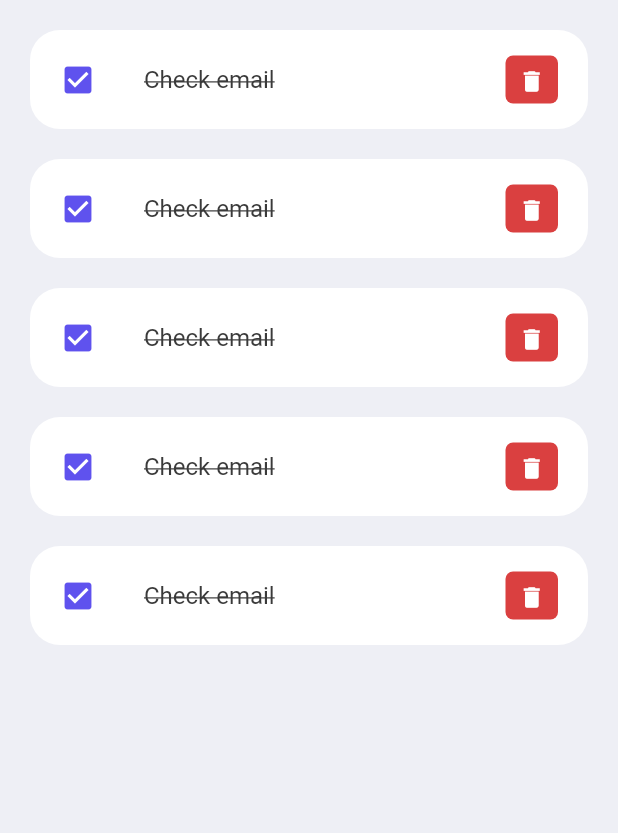
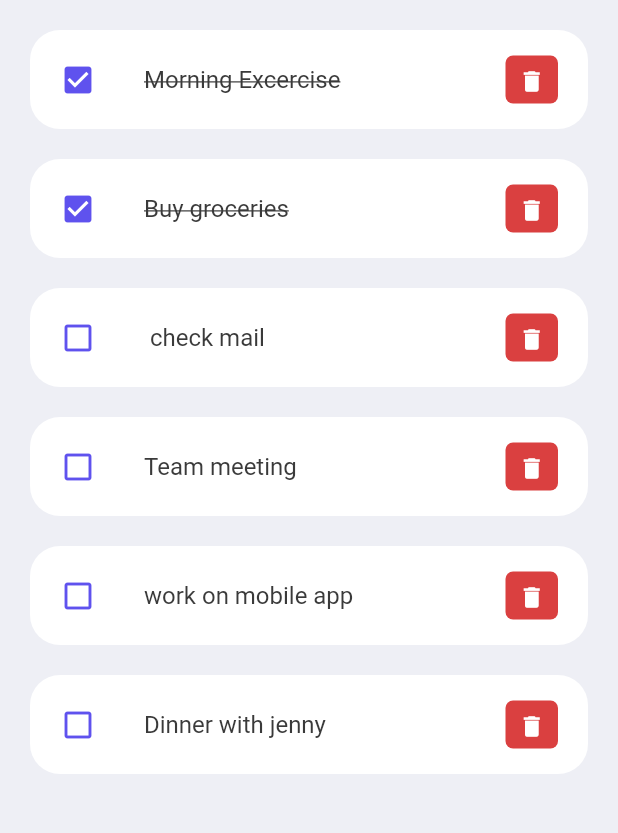
Before and after one commit to bibek-in-github/flutter-to-do-list, a Flutter app: the screen it shows after launch, on a phone screen of 412 x 824 dp, the part 306-1139 px from its top. Run offline on Flutter 3.47's test engine with Material 2 defaults, Android fonts, the phone set to English and light mode, and no system bars.

Commit message:
feat: dynamicall add todoitem

```diff
--- a/lib/main.dart
+++ b/lib/main.dart
@@ -13,7 +13,7 @@ class MyApp extends StatelessWidget {
   @override
   Widget build(BuildContext context) {
     const SystemUiOverlayStyle(statusBarColor: Colors.transparent);
-    return const MaterialApp(
+    return  MaterialApp(
       debugShowCheckedModeBanner: false,
       title: 'ToDo App',
       home: Home(),
--- a/lib/src/model/todo.dart
+++ b/lib/src/model/todo.dart
@@ -11,6 +11,12 @@ ToDo({
 
 static List<ToDo> todoList () {
   return [
+    ToDo(id: '01', todoText: 'Morning Excercise', isDone: true ),
+    ToDo(id: '02', todoText: 'Buy groceries ', isDone: true ),
+    ToDo(id: '01', todoText: ' check mail',  ),
+    ToDo(id: '01', todoText: 'Team meeting',  ),
+    ToDo(id: '01', todoText: 'work on mobile app',  ),
+    ToDo(id: '01', todoText: 'Dinner with jenny', ),
 
   ];
 }
--- a/lib/src/screens/home.dart
+++ b/lib/src/screens/home.dart
@@ -2,8 +2,12 @@ import 'package:flutter/material.dart';
 import 'package:to_do_list/src/constants/colors.dart';
 import 'package:to_do_list/src/widgets/todo_item.dart';
 
+import '../model/todo.dart';
+
 class Home extends StatelessWidget {
-  const Home({super.key});
+   Home({super.key});
+
+  final todoList = ToDo.todoList();
 
   @override
   Widget build(BuildContext context) {
@@ -29,11 +33,10 @@ class Home extends StatelessWidget {
                       ),
                     ),
                   ),
-                  ToDoItem(),
-                  ToDoItem(),
-                  ToDoItem(),
-                  ToDoItem(),
-                  ToDoItem(),
+
+                  for( ToDo todo in todoList)
+                  ToDoItem(todo: todo,),
+
                 ],
               ),
             ),
--- a/lib/src/widgets/todo_item.dart
+++ b/lib/src/widgets/todo_item.dart
@@ -1,8 +1,10 @@
 import 'package:flutter/material.dart';
 import 'package:to_do_list/src/constants/colors.dart';
+import '../model/todo.dart';
 
 class ToDoItem extends StatelessWidget {
-  const ToDoItem({super.key});
+  late final ToDo todo;
+   ToDoItem({required this.todo,  super.key});
 
   @override
   Widget build(BuildContext context) {
@@ -18,16 +20,16 @@ class ToDoItem extends StatelessWidget {
         ),
         contentPadding: const EdgeInsets.symmetric(horizontal: 20.0, vertical: 5.0),
         tileColor: Colors.white,
-        leading: const Icon(
-          Icons.check_box,
+        leading:  Icon(
+         todo.isDone? Icons.check_box : Icons.check_box_outline_blank,
           color: tdBlue,
         ),
         title: Text(
-          'Check email',
+          todo.todoText,
           style: TextStyle(
               fontSize: 16.0,
               color: tdBlack,
-              decoration: TextDecoration.lineThrough),
+              decoration: todo.isDone? TextDecoration.lineThrough : null),
         ),
         trailing: Container(
           padding: const EdgeInsets.all(0.0),
```
